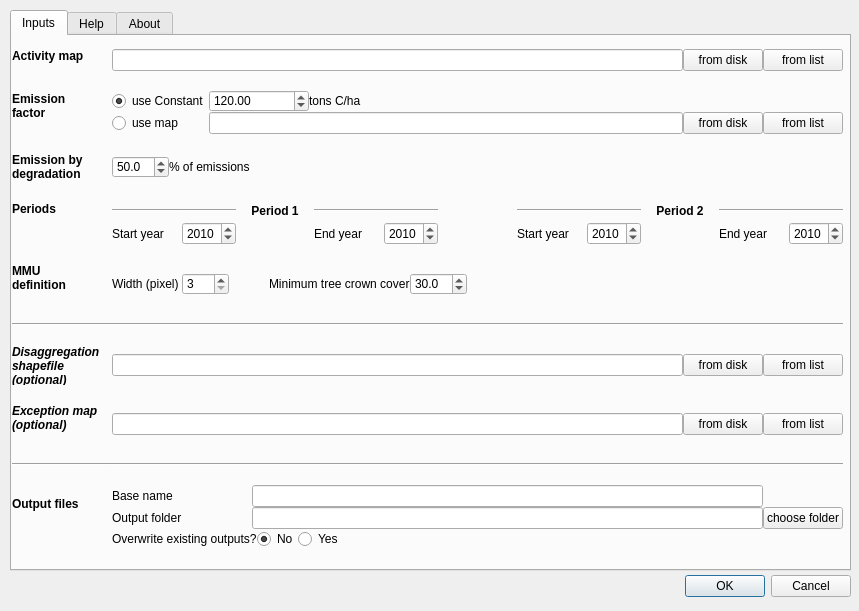
Old version of the form carborama_dialog_base.ui in the repository BrunoCombal/carborama.
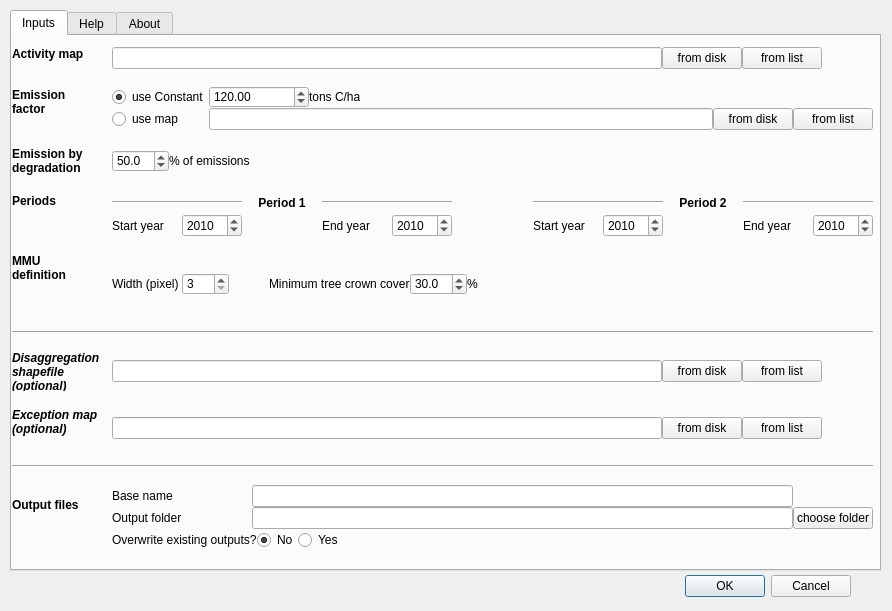
New version of the form.

Commit message: Layout fixed for MacOSX

The edit to the form file:
```diff
--- a/carborama_dialog_base.ui
+++ b/carborama_dialog_base.ui
@@ -6,7 +6,7 @@
    <rect>
     <x>0</x>
     <y>0</y>
-    <width>859</width>
+    <width>892</width>
     <height>611</height>
    </rect>
   </property>
@@ -34,7 +34,7 @@
     <rect>
      <x>10</x>
      <y>10</y>
-     <width>841</width>
+     <width>871</width>
      <height>561</height>
     </rect>
    </property>
@@ -50,7 +50,7 @@
       <rect>
        <x>0</x>
        <y>0</y>
-       <width>831</width>
+       <width>861</width>
        <height>531</height>
       </rect>
      </property>
@@ -64,13 +64,13 @@
          <widget class="QLineEdit" name="lineActivityMap">
           <property name="minimumSize">
            <size>
-            <width>0</width>
+            <width>550</width>
             <height>22</height>
            </size>
           </property>
           <property name="maximumSize">
            <size>
-            <width>16777215</width>
+            <width>550</width>
             <height>22</height>
            </size>
           </property>
@@ -80,13 +80,13 @@
          <widget class="QPushButton" name="buttonActivityMapDisk">
           <property name="minimumSize">
            <size>
-            <width>0</width>
+            <width>80</width>
             <height>22</height>
            </size>
           </property>
           <property name="maximumSize">
            <size>
-            <width>16777215</width>
+            <width>100</width>
             <height>22</height>
            </size>
           </property>
@@ -97,11 +97,36 @@
         </item>
         <item>
          <widget class="QPushButton" name="buttonActivityMapRegistry">
+          <property name="minimumSize">
+           <size>
+            <width>80</width>
+            <height>22</height>
+           </size>
+          </property>
+          <property name="maximumSize">
+           <size>
+            <width>100</width>
+            <height>22</height>
+           </size>
+          </property>
           <property name="text">
            <string>from list</string>
           </property>
          </widget>
         </item>
+        <item>
+         <spacer name="horizontalSpacer_9">
+          <property name="orientation">
+           <enum>Qt::Horizontal</enum>
+          </property>
+          <property name="sizeHint" stdset="0">
+           <size>
+            <width>40</width>
+            <height>20</height>
+           </size>
+          </property>
+         </spacer>
+        </item>
        </layout>
       </item>
       <item row="7" column="1">
@@ -110,13 +135,13 @@
          <widget class="QLineEdit" name="lineExceptShp">
           <property name="minimumSize">
            <size>
-            <width>0</width>
+            <width>550</width>
             <height>22</height>
            </size>
           </property>
           <property name="maximumSize">
            <size>
-            <width>16777215</width>
+            <width>550</width>
             <height>22</height>
            </size>
           </property>
@@ -132,7 +157,7 @@
           </property>
           <property name="maximumSize">
            <size>
-            <width>16777215</width>
+            <width>100</width>
             <height>22</height>
            </size>
           </property>
@@ -143,11 +168,30 @@
         </item>
         <item>
          <widget class="QPushButton" name="pushButton_9">
+          <property name="maximumSize">
+           <size>
+            <width>100</width>
+            <height>22</height>
+           </size>
+          </property>
           <property name="text">
            <string>from list</string>
           </property>
          </widget>
         </item>
+        <item>
+         <spacer name="horizontalSpacer_11">
+          <property name="orientation">
+           <enum>Qt::Horizontal</enum>
+          </property>
+          <property name="sizeHint" stdset="0">
+           <size>
+            <width>40</width>
+            <height>20</height>
+           </size>
+          </property>
+         </spacer>
+        </item>
        </layout>
       </item>
       <item row="6" column="1">
@@ -156,13 +200,13 @@
          <widget class="QLineEdit" name="lineDisagShp">
           <property name="minimumSize">
            <size>
-            <width>0</width>
+            <width>550</width>
             <height>22</height>
            </size>
           </property>
           <property name="maximumSize">
            <size>
-            <width>16777215</width>
+            <width>550</width>
             <height>22</height>
            </size>
           </property>
@@ -178,22 +222,44 @@
           </property>
           <property name="maximumSize">
            <size>
-            <width>16777215</width>
+            <width>100</width>
             <height>22</height>
            </size>
           </property>
           <property name="text">
            <string>from disk</string>
           </property>
+          <property name="flat">
+           <bool>false</bool>
+          </property>
          </widget>
         </item>
         <item>
          <widget class="QPushButton" name="pushButton_8">
+          <property name="maximumSize">
+           <size>
+            <width>100</width>
+            <height>22</height>
+           </size>
+          </property>
           <property name="text">
            <string>from list</string>
           </property>
          </widget>
         </item>
+        <item>
+         <spacer name="horizontalSpacer_10">
+          <property name="orientation">
+           <enum>Qt::Horizontal</enum>
+          </property>
+          <property name="sizeHint" stdset="0">
+           <size>
+            <width>40</width>
+            <height>20</height>
+           </size>
+          </property>
+         </spacer>
+        </item>
        </layout>
       </item>
       <item row="2" column="1">
@@ -387,7 +453,7 @@
          <widget class="QSpinBox" name="sbStartYY1">
           <property name="minimumSize">
            <size>
-            <width>50</width>
+            <width>60</width>
             <height>22</height>
            </size>
           </property>
@@ -458,7 +524,7 @@
          <widget class="QSpinBox" name="sbStartYY2">
           <property name="minimumSize">
            <size>
-            <width>50</width>
+            <width>60</width>
             <height>22</height>
            </size>
           </property>
@@ -509,7 +575,7 @@
          <widget class="QSpinBox" name="sbEndYY1">
           <property name="minimumSize">
            <size>
-            <width>50</width>
+            <width>60</width>
             <height>22</height>
            </size>
           </property>
@@ -528,7 +594,7 @@
          <widget class="QSpinBox" name="sbEndYY2">
           <property name="minimumSize">
            <size>
-            <width>50</width>
+            <width>60</width>
             <height>22</height>
            </size>
           </property>
@@ -773,7 +839,7 @@
           </property>
           <property name="maximumSize">
            <size>
-            <width>16777215</width>
+            <width>100</width>
             <height>22</height>
            </size>
           </property>
@@ -842,6 +908,12 @@
         </item>
         <item row="2" column="3">
          <widget class="QPushButton" name="pushButton_7">
+          <property name="maximumSize">
+           <size>
+            <width>100</width>
+            <height>22</height>
+           </size>
+          </property>
           <property name="text">
            <string>from list</string>
           </property>
@@ -957,12 +1029,25 @@
            </widget>
           </item>
           <item>
-           <widget class="QLineEdit" name="lineBasename"/>
+           <widget class="QLineEdit" name="lineBasename">
+            <property name="minimumSize">
+             <size>
+              <width>0</width>
+              <height>22</height>
+             </size>
+            </property>
+           </widget>
           </item>
          </layout>
         </item>
         <item row="1" column="3">
          <widget class="QPushButton" name="buttonOutputFolder">
+          <property name="minimumSize">
+           <size>
+            <width>0</width>
+            <height>22</height>
+           </size>
+          </property>
           <property name="maximumSize">
            <size>
             <width>16777215</width>
@@ -981,7 +1066,7 @@
             <property name="minimumSize">
              <size>
               <width>140</width>
-              <height>0</height>
+              <height>22</height>
              </size>
             </property>
             <property name="text">
@@ -991,6 +1076,12 @@
           </item>
           <item>
            <widget class="QRadioButton" name="rbOverwriteYes">
+            <property name="minimumSize">
+             <size>
+              <width>0</width>
+              <height>22</height>
+             </size>
+            </property>
             <property name="maximumSize">
              <size>
               <width>50</width>
@@ -1010,6 +1101,12 @@
           </item>
           <item>
            <widget class="QRadioButton" name="rbOverwriteNo">
+            <property name="minimumSize">
+             <size>
+              <width>0</width>
+              <height>22</height>
+             </size>
+            </property>
             <property name="maximumSize">
              <size>
               <width>50</width>
@@ -1061,7 +1158,14 @@
            </widget>
           </item>
           <item>
-           <widget class="QLineEdit" name="lineOutputFolder"/>
+           <widget class="QLineEdit" name="lineOutputFolder">
+            <property name="minimumSize">
+             <size>
+              <width>0</width>
+              <height>22</height>
+             </size>
+            </property>
+           </widget>
           </item>
          </layout>
         </item>
@@ -1167,6 +1271,13 @@
           </property>
          </widget>
         </item>
+        <item>
+         <widget class="QLabel" name="label_18">
+          <property name="text">
+           <string>%</string>
+          </property>
+         </widget>
+        </item>
         <item>
          <spacer name="horizontalSpacer_7">
           <property name="orientation">
```
Left out of the diff: 4 changed lines with no effect on the pictures.
